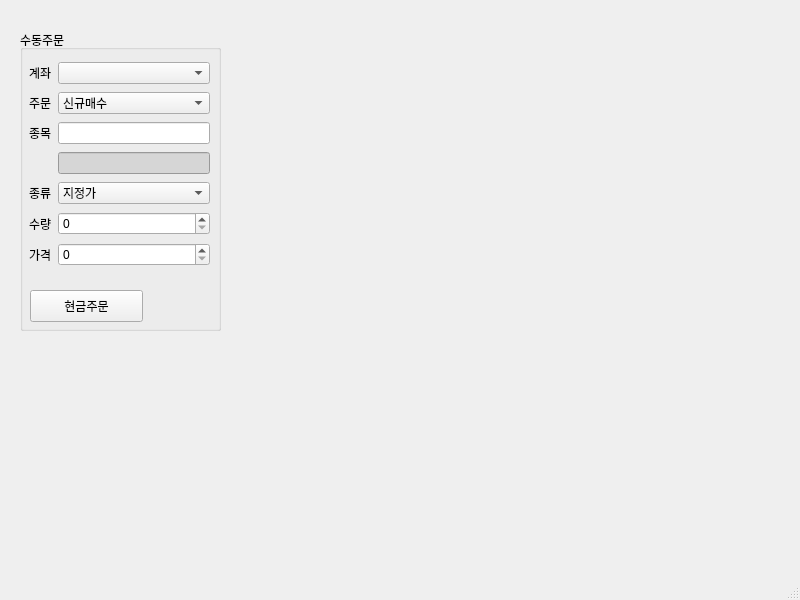
RyoniCho/AutoStockTrader, file autoTrader_ui.ui: the form before one commit.
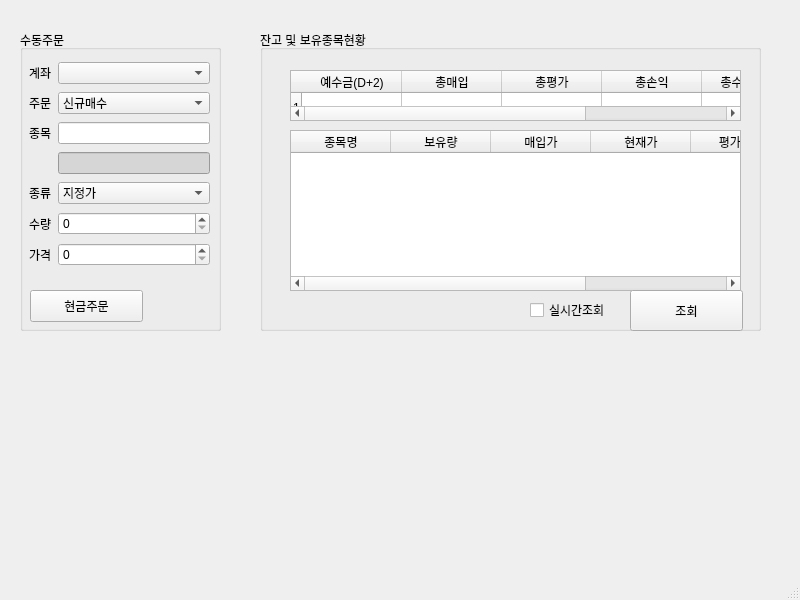
The form after the commit.

Commit message: Add Transaction(Not Complete)

Patch:
```diff
--- a/autoTrader_ui.ui
+++ b/autoTrader_ui.ui
@@ -158,6 +158,129 @@
      </property>
     </widget>
    </widget>
+   <widget class="QGroupBox" name="groupBox_2">
+    <property name="geometry">
+     <rect>
+      <x>260</x>
+      <y>30</y>
+      <width>501</width>
+      <height>301</height>
+     </rect>
+    </property>
+    <property name="title">
+     <string>잔고 및 보유종목현황</string>
+    </property>
+    <widget class="QTableWidget" name="tableWidget">
+     <property name="geometry">
+      <rect>
+       <x>30</x>
+       <y>40</y>
+       <width>451</width>
+       <height>51</height>
+      </rect>
+     </property>
+     <property name="rowCount">
+      <number>1</number>
+     </property>
+     <row/>
+     <column>
+      <property name="text">
+       <string>예수금(D+2)</string>
+      </property>
+     </column>
+     <column>
+      <property name="text">
+       <string>총매입</string>
+      </property>
+     </column>
+     <column>
+      <property name="text">
+       <string>총평가</string>
+      </property>
+     </column>
+     <column>
+      <property name="text">
+       <string>총손익</string>
+      </property>
+     </column>
+     <column>
+      <property name="text">
+       <string>총수익률(%)</string>
+      </property>
+     </column>
+     <column>
+      <property name="text">
+       <string>추정자산</string>
+      </property>
+     </column>
+    </widget>
+    <widget class="QTableWidget" name="tableWidget_2">
+     <property name="geometry">
+      <rect>
+       <x>30</x>
+       <y>100</y>
+       <width>451</width>
+       <height>161</height>
+      </rect>
+     </property>
+     <column>
+      <property name="text">
+       <string>종목명</string>
+      </property>
+     </column>
+     <column>
+      <property name="text">
+       <string>보유량</string>
+      </property>
+     </column>
+     <column>
+      <property name="text">
+       <string>매입가</string>
+      </property>
+     </column>
+     <column>
+      <property name="text">
+       <string>현재가</string>
+      </property>
+     </column>
+     <column>
+      <property name="text">
+       <string>평가손익</string>
+      </property>
+     </column>
+     <column>
+      <property name="text">
+       <string>수익률(%)</string>
+      </property>
+     </column>
+    </widget>
+    <widget class="QCheckBox" name="checkBox">
+     <property name="geometry">
+      <rect>
+       <x>270</x>
+       <y>270</y>
+       <width>87</width>
+       <height>20</height>
+      </rect>
+     </property>
+     <property name="text">
+      <string>실시간조회</string>
+     </property>
+    </widget>
+    <widget class="QPushButton" name="pushButton">
+     <property name="geometry">
+      <rect>
+       <x>370</x>
+       <y>260</y>
+       <width>113</width>
+       <height>41</height>
+      </rect>
+     </property>
+     <property name="text">
+      <string>조회</string>
+     </property>
+    </widget>
+   </widget>
   </widget>
   <widget class="QMenuBar" name="menubar">
    <property name="geometry">
```
The commit also changes 2 other files.
